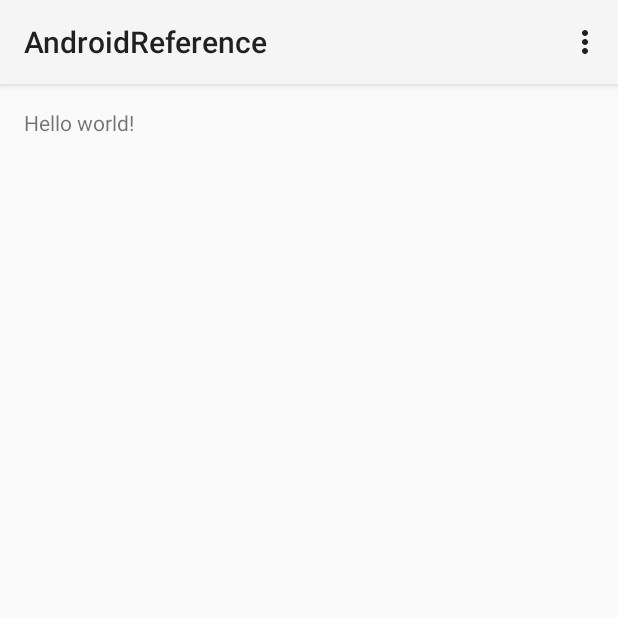
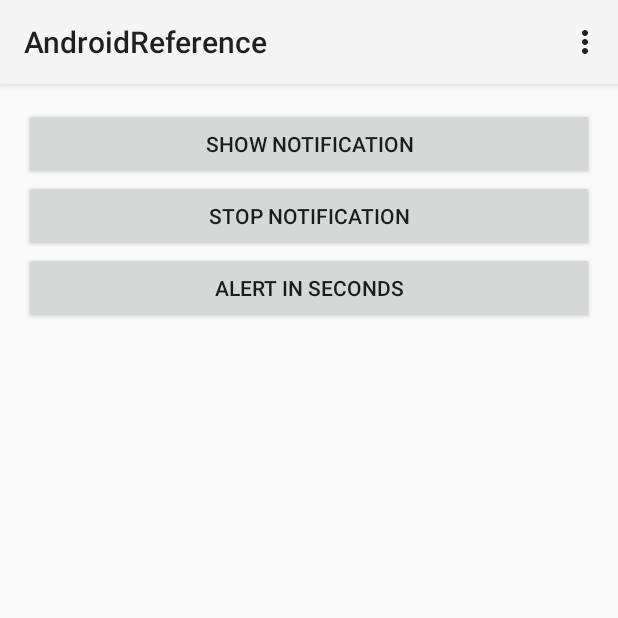
Before and after one commit to derekkier/AndroidReference, an Android app: the screen it shows after launch (MainActivity), on a phone screen of 412 x 824 dp, the top half of it. Run offline under Robolectric (Android 15) with nearby library versions, the phone set to English and light mode, and no system bars.

Commit message:
Notification sample works

```diff
--- a/app/build.gradle
+++ b/app/build.gradle
@@ -21,4 +21,5 @@ android {
 
 dependencies {
     compile fileTree(dir: 'libs', include: ['*.jar'])
+    compile 'com.android.support:support-v4:20.0+'
 }
--- a/app/src/main/java/com/derekkier/androidreference/MainActivity.java
+++ b/app/src/main/java/com/derekkier/androidreference/MainActivity.java
@@ -1,45 +1,86 @@
 package com.derekkier.androidreference;
 
 import android.app.Activity;
+import android.app.AlarmManager;
+import android.app.NotificationManager;
+import android.app.PendingIntent;
+import android.app.TaskStackBuilder;
 import android.content.Context;
+import android.content.Intent;
 import android.os.Bundle;
 import android.view.Menu;
 import android.view.MenuItem;
+import android.view.View;
+import android.widget.Button;
 import android.widget.Toast;
+import android.support.v4.app.NotificationCompat;
+
+import java.util.GregorianCalendar;
 
 public class MainActivity extends Activity {
-    public Toast toast;
-    public int intResumeCount = 0;
+    Button btnShowNotification, btnStopNotification, btnSetAlarm;
+
+    NotificationManager notificationManager;
+
+    boolean isNotificationActive = false;
+    int notificationID = 33;
 
     @Override
     protected void onCreate(Bundle savedInstanceState) {
         super.onCreate(savedInstanceState);
         setContentView(R.layout.activity_main);
 
-        //create and show a toast message.
-        Context context = getApplicationContext();
-        int duration = Toast.LENGTH_SHORT;
-        toast = Toast.makeText(context, R.string.onCreate_message, duration);
-        toast.show();
+        btnShowNotification     = (Button) findViewById(R.id.btnShowNotification);
+        btnStopNotification     = (Button) findViewById(R.id.btnStopNotification);
+        btnSetAlarm             = (Button) findViewById(R.id.btnSetAlarm);
+
     }
 
-    @Override
-    protected void onPause()
+    public void showNotification(View view)
     {
-        super.onPause();
-        toast.setText(R.string.onPause_message);
-        toast.show();
+        NotificationCompat.Builder notificationBuilder = new
+                NotificationCompat.Builder(this)
+                .setContentTitle("Content Title")
+                .setContentText("Content Text")
+                .setTicker("Ticker Text")
+                .setSmallIcon(R.drawable.asterisk_orange);
+
+        Intent moreInfoIntent = new Intent(this, MoreInfoNotification.class);
+
+        //for use when person goes back or back button
+        TaskStackBuilder taskStackBuilder = TaskStackBuilder.create(this);
+        taskStackBuilder.addParentStack(MoreInfoNotification.class);
+        taskStackBuilder.addNextIntent(moreInfoIntent);
+
+        PendingIntent pendingIntent = taskStackBuilder.getPendingIntent(0, PendingIntent.FLAG_UPDATE_CURRENT);
+
+        notificationBuilder.setContentIntent(pendingIntent);
+
+        notificationManager = (NotificationManager) getSystemService(Context.NOTIFICATION_SERVICE);
+        notificationManager.notify(notificationID, notificationBuilder.build());
+        isNotificationActive=true;
     }
 
-    @Override
-    protected void onResume()
+    public void stopNotification(View view)
     {
-        super.onResume();
-        if( intResumeCount > 0 ) {
-            toast.setText(R.string.onResume_message);
-            toast.show();
+        if( isNotificationActive )
+        {
+            notificationManager.cancel(notificationID);
+
         }
-        intResumeCount++;
+    }
+
+    public void setAlarm(View view)
+    {
+        Long alertTime = new GregorianCalendar().getTimeInMillis()+5*1000;
+
+        Intent alarmIntent = new Intent(this, AlertReceiver.class);
+
+        AlarmManager alarmManager = (AlarmManager)
+                getSystemService( Context.ALARM_SERVICE);
+        alarmManager.set(AlarmManager.RTC_WAKEUP, alertTime,
+                PendingIntent.getBroadcast(this, 1, alarmIntent, PendingIntent.FLAG_UPDATE_CURRENT));
+
     }
 
     @Override
--- a/app/src/main/res/layout/activity_main.xml
+++ b/app/src/main/res/layout/activity_main.xml
@@ -5,7 +5,38 @@
     android:paddingTop="@dimen/activity_vertical_margin"
     android:paddingBottom="@dimen/activity_vertical_margin" tools:context=".MainActivity">
 
-    <TextView android:text="@string/hello_world" android:layout_width="wrap_content"
-        android:layout_height="wrap_content" />
+
+    <Button
+        android:layout_width="match_parent"
+        android:layout_height="wrap_content"
+        android:text="@string/btn_show_notification"
+        android:id="@+id/btnShowNotification"
+        android:layout_alignParentTop="true"
+        android:layout_alignParentLeft="true"
+        android:layout_alignParentStart="true"
+        android:onClick="showNotification"
+        />
+
+    <Button
+        android:layout_width="match_parent"
+        android:layout_height="wrap_content"
+        android:text="@string/btn_stop_notification"
+        android:id="@+id/btnStopNotification"
+        android:layout_alignParentLeft="true"
+        android:layout_alignParentStart="true"
+        android:layout_below="@+id/btnShowNotification"
+        android:onClick="stopNotification"
+        />
+
+    <Button
+        android:layout_width="match_parent"
+        android:layout_height="wrap_content"
+        android:text="@string/btn_alert_in_seconds"
+        android:id="@+id/btnSetAlarm"
+        android:layout_alignParentLeft="true"
+        android:layout_alignParentStart="true"
+        android:layout_below="@+id/btnStopNotification"
+        android:onClick="setAlarm"
+        />
 
 </RelativeLayout>
--- /dev/null
+++ b/app/src/main/res/menu/menu_more_info_notification.xml
@@ -0,0 +1,6 @@
+<menu xmlns:android="http://schemas.android.com/apk/res/android"
+    xmlns:tools="http://schemas.android.com/tools"
+    tools:context="com.derekkier.androidreference.MoreInfoNotification">
+    <item android:id="@+id/action_settings" android:title="@string/action_settings"
+        android:orderInCategory="100" android:showAsAction="never" />
+</menu>
--- a/app/src/main/res/values/strings.xml
+++ b/app/src/main/res/values/strings.xml
@@ -5,4 +5,9 @@
     <string name="onCreate_message">Hello there.</string>
     <string name="onPause_message">See you later!</string>
     <string name="onResume_message">Welcome back!</string>
+    <string name="btn_show_notification">Show Notification</string>
+    <string name="btn_stop_notification">Stop Notification</string>
+    <string name="btn_alert_in_seconds">Alert In Seconds</string>
+    <string name="title_activity_more_info_notification">MoreInfoNotification</string>
+    <string name="tvMoreInfo">More Info Text</string>
 </resources>
```
Also changed, not shown: app/src/main/AndroidManifest.xml (+18 -0 lines), app/src/main/java/com/derekkier/androidreference/AlertReceiver.java (added, +41 -0 lines), app/src/main/java/com/derekkier/androidreference/MoreInfoNotification.java (added, +37 -0 lines), app/src/main/res/layout/activity_more_info_notification.xml (added, +19 -0 lines), app/src/main/res/drawable/asterisk_orange.png (added), 1 other file.
